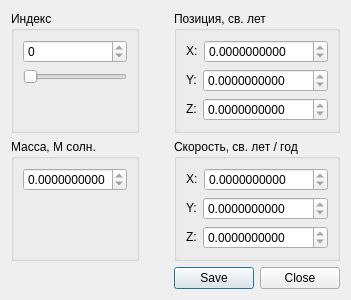
Above: editbodydialog.ui from catompiler/qgalaxy before the change. Below: the same form after it.
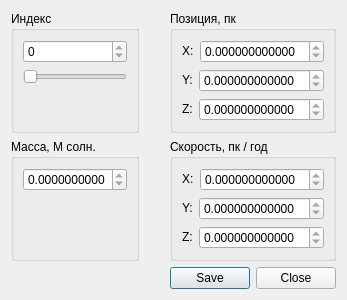
That is the form after the change. Icons and pictures are not drawn.

Patch:
```diff
--- a/editbodydialog.ui
+++ b/editbodydialog.ui
@@ -6,8 +6,8 @@
    <rect>
     <x>0</x>
     <y>0</y>
-    <width>351</width>
-    <height>284</height>
+    <width>347</width>
+    <height>280</height>
    </rect>
   </property>
   <property name="windowTitle">
@@ -53,7 +53,7 @@
    <item row="0" column="2">
     <widget class="QGroupBox" name="gbPosition">
      <property name="title">
-      <string>Позиция, св. лет</string>
+      <string>Позиция, пк</string>
      </property>
      <layout class="QVBoxLayout" name="verticalLayout_2">
       <item>
@@ -74,7 +74,7 @@
         <item>
          <widget class="QDoubleSpinBox" name="dsbPositionX">
           <property name="decimals">
-           <number>10</number>
+           <number>12</number>
           </property>
           <property name="maximum">
            <double>0.000000000000000</double>
@@ -101,7 +101,7 @@
         <item>
          <widget class="QDoubleSpinBox" name="dsbPositionY">
           <property name="decimals">
-           <number>10</number>
+           <number>12</number>
           </property>
           <property name="maximum">
            <double>0.000000000000000</double>
@@ -128,7 +128,7 @@
         <item>
          <widget class="QDoubleSpinBox" name="dsbPositionZ">
           <property name="decimals">
-           <number>10</number>
+           <number>12</number>
           </property>
           <property name="maximum">
            <double>0.000000000000000</double>
@@ -184,7 +184,7 @@
    <item row="1" column="2">
     <widget class="QGroupBox" name="gbSpeed">
      <property name="title">
-      <string>Скорость, св. лет / год</string>
+      <string>Скорость, пк / год</string>
      </property>
      <layout class="QVBoxLayout" name="verticalLayout">
       <item>
@@ -211,7 +211,7 @@
            </sizepolicy>
           </property>
           <property name="decimals">
-           <number>10</number>
+           <number>12</number>
           </property>
           <property name="maximum">
            <double>0.000000000000000</double>
@@ -244,7 +244,7 @@
            </sizepolicy>
           </property>
           <property name="decimals">
-           <number>10</number>
+           <number>12</number>
           </property>
           <property name="maximum">
            <double>0.000000000000000</double>
@@ -277,7 +277,7 @@
            </sizepolicy>
           </property>
           <property name="decimals">
-           <number>10</number>
+           <number>12</number>
           </property>
           <property name="maximum">
            <double>0.000000000000000</double>
```
Left out of the diff: 8 changed lines with no effect on the pictures.
